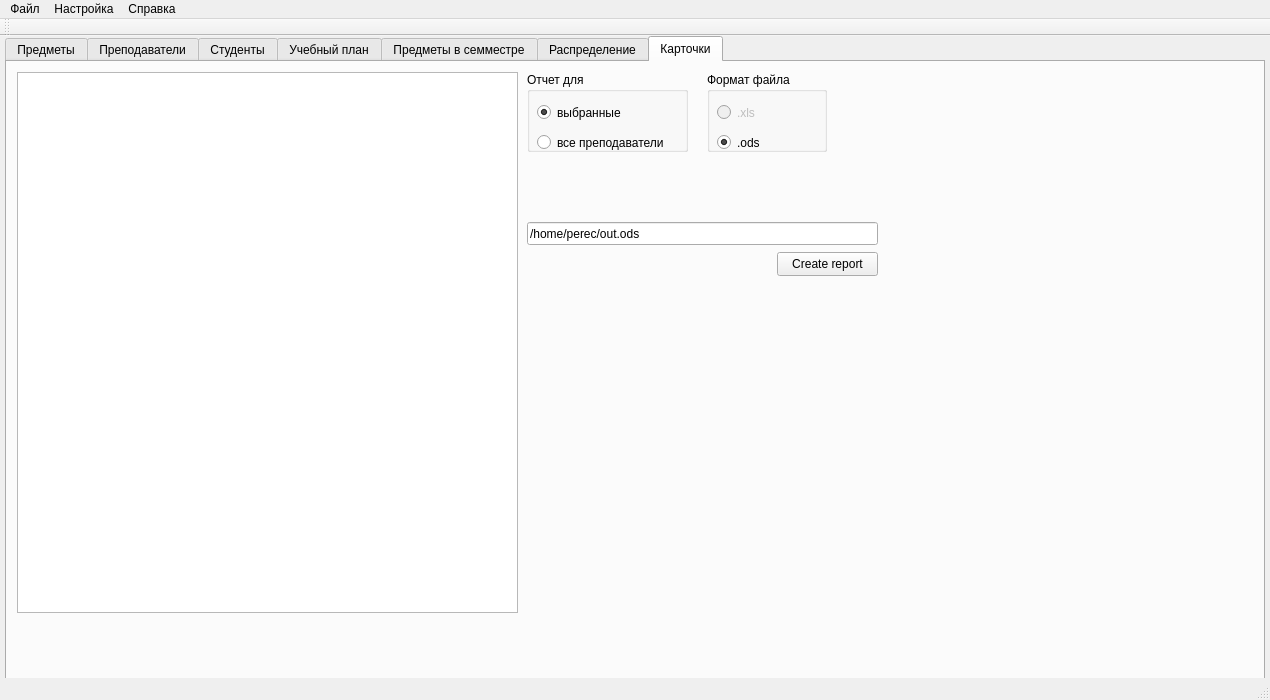
First picture: the form in mainwindow.ui, repository alexeypertcev/ksu-ivt-nagruzka, before the edit.
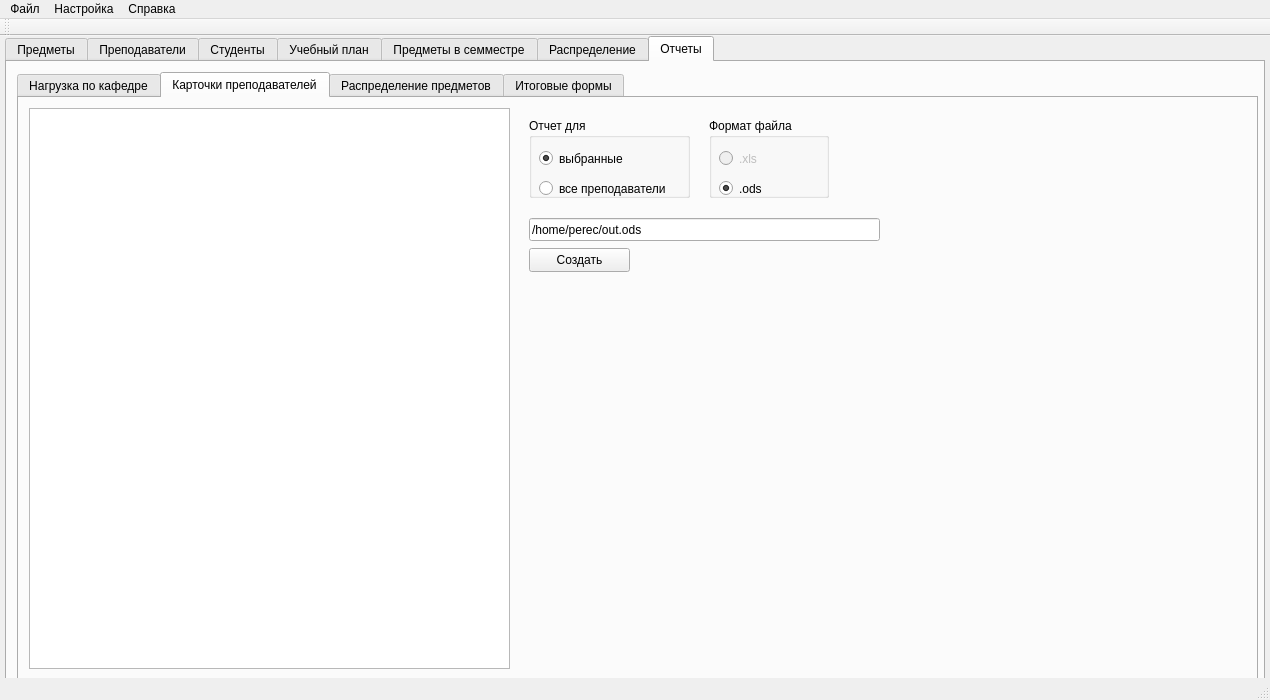
Second picture: the form after the edit. Custom widgets are drawn as their Qt base class.

Diff of the .ui file:
```diff
--- a/mainwindow.ui
+++ b/mainwindow.ui
@@ -489,49 +489,34 @@
     </widget>
     <widget class="QWidget" name="tab_7">
      <attribute name="title">
-      <string>Карточки</string>
+      <string>Отчеты</string>
      </attribute>
-     <widget class="SaveIdTableView" name="tableView_9">
+     <widget class="QTabWidget" name="tabWidget_2">
       <property name="geometry">
        <rect>
         <x>10</x>
         <y>10</y>
-        <width>501</width>
-        <height>541</height>
+        <width>1241</width>
+        <height>611</height>
        </rect>
       </property>
-     </widget>
-     <widget class="QLineEdit" name="lineEdit_2">
-      <property name="geometry">
-       <rect>
-        <x>520</x>
-        <y>160</y>
-        <width>351</width>
-        <height>23</height>
-       </rect>
+      <property name="currentIndex">
+       <number>1</number>
       </property>
-      <property name="text">
-       <string>/home/perec/out.ods</string>
-      </property>
-     </widget>
-     <widget class="QPushButton" name="pushButton_9">
-      <property name="geometry">
-       <rect>
-        <x>770</x>
-        <y>190</y>
-        <width>101</width>
-        <height>24</height>
-       </rect>
-      </property>
-      <property name="text">
-       <string>Create report</string>
-      </property>
-     </widget>
+      <widget class="QWidget" name="tab_8">
+       <attribute name="title">
+        <string>Нагрузка по кафедре</string>
+       </attribute>
+      </widget>
+      <widget class="QWidget" name="tab_9">
+       <attribute name="title">
+        <string>Карточки преподавателей</string>
+       </attribute>
      <widget class="QGroupBox" name="groupBox">
       <property name="geometry">
        <rect>
-        <x>520</x>
-        <y>10</y>
+          <x>510</x>
+          <y>20</y>
         <width>161</width>
         <height>80</height>
        </rect>
@@ -572,8 +557,8 @@
      <widget class="QGroupBox" name="groupBox_2">
       <property name="geometry">
        <rect>
-        <x>700</x>
-        <y>10</y>
+          <x>690</x>
+          <y>20</y>
         <width>120</width>
         <height>80</height>
        </rect>
@@ -623,6 +608,54 @@
        </property>
       </widget>
      </widget>
+       <widget class="QPushButton" name="pushButton_9">
+        <property name="geometry">
+         <rect>
+          <x>510</x>
+          <y>150</y>
+          <width>101</width>
+          <height>24</height>
+         </rect>
+        </property>
+        <property name="text">
+         <string>Создать</string>
+        </property>
+       </widget>
+       <widget class="QLineEdit" name="lineEdit_2">
+        <property name="geometry">
+         <rect>
+          <x>510</x>
+          <y>120</y>
+          <width>351</width>
+          <height>23</height>
+         </rect>
+        </property>
+        <property name="text">
+         <string>/home/perec/out.ods</string>
+        </property>
+       </widget>
+       <widget class="SaveIdTableView" name="tableView_9">
+        <property name="geometry">
+         <rect>
+          <x>10</x>
+          <y>10</y>
+          <width>481</width>
+          <height>561</height>
+         </rect>
+        </property>
+       </widget>
+      </widget>
+      <widget class="QWidget" name="tab_10">
+       <attribute name="title">
+        <string>Распределение предметов</string>
+       </attribute>
+      </widget>
+      <widget class="QWidget" name="tab_11">
+       <attribute name="title">
+        <string>Итоговые формы</string>
+       </attribute>
+      </widget>
+     </widget>
     </widget>
    </widget>
   </widget>
```
Left out of the diff: 2 changed lines with no effect on the pictures. Lines whose indentation alone changed are shown as unchanged.
